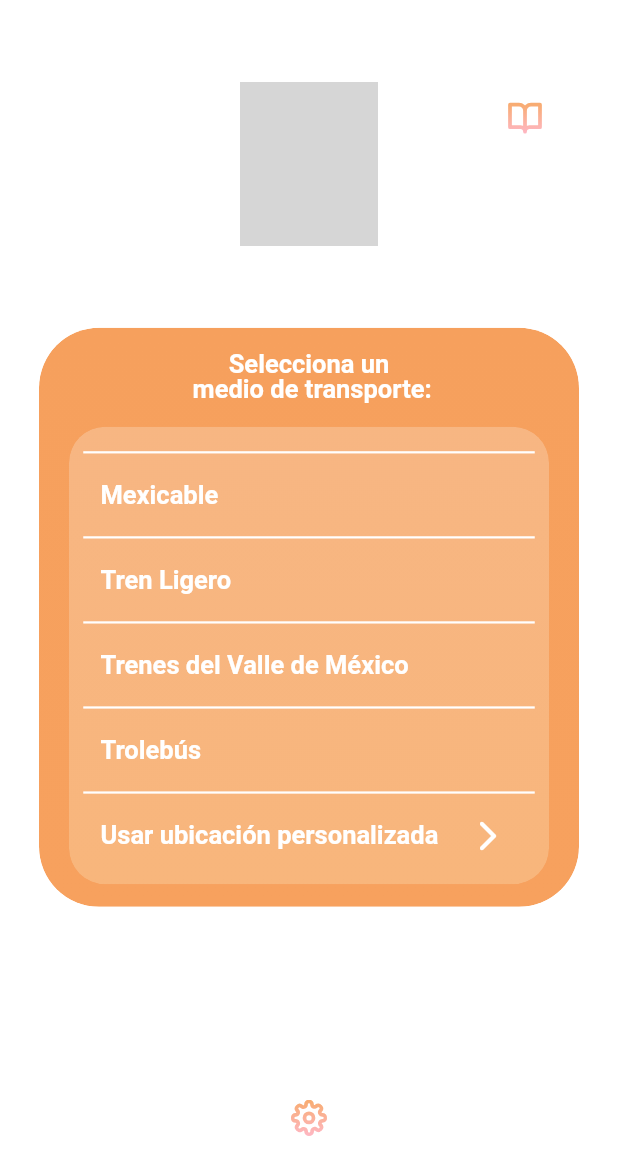
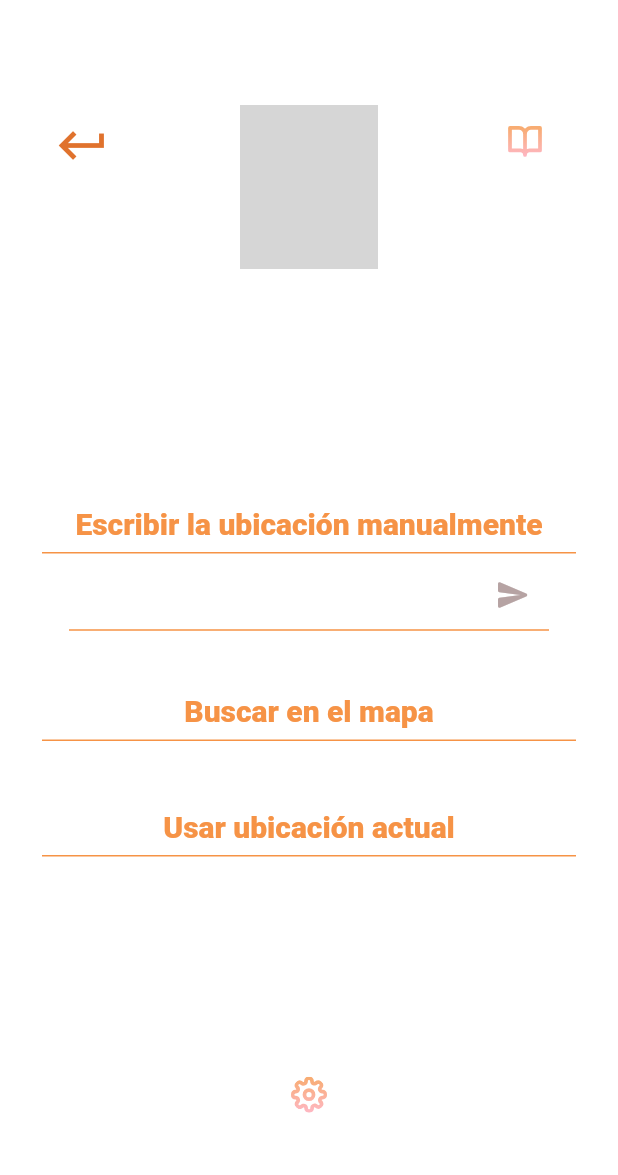
Before and after one commit to rafael-mex/anuncia-mi-llegada, a Flutter app: the screen it shows after launch, scrolled down 214 dp, after a tap on "Usar ubicación personalizada", on a phone screen of 412 x 824 dp. Shown: the top 1175 px of the screen. Run offline on Flutter 3.47's test engine with Material 3 defaults, Android fonts, the phone set to English and light mode, and no system bars; our stand-ins replace flutter_svg, go_router, share_plus, shared_preferences; missing offline and left inert: flutter_inner_shadow, light_dark_theme_toggle; Roboto replaces fonts that are missing (Nunito); project files that could hold a hidden picture were left out; grey boxes are pictures that could not be loaded.

Commit message:
feat(ubicación): cambios e integración de funciones nuevas en la pantalla de ubicación personalizada

```diff
--- a/lib/config/router/app_router.dart
+++ b/lib/config/router/app_router.dart
@@ -25,5 +25,10 @@
       name: HistoryScreen.name,
       builder: (context, state) => const HistoryScreen(),
     ),
+    GoRoute(
+      path: '/custom_location',
+      name: CustomLocationScreen.name,
+      builder: (context, state) => const CustomLocationScreen(),
+    ),
   ],
 );
--- a/lib/presentation/screens/screens.dart
+++ b/lib/presentation/screens/screens.dart
@@ -1,3 +1,4 @@
+export 'package:anuncia_mi_llegada/presentation/screens/selectors/custom_location/custom_location_screen.dart';
 export 'package:anuncia_mi_llegada/presentation/screens/history_screen/history_screen.dart';
 export 'package:anuncia_mi_llegada/presentation/screens/settings/settings_screen.dart';
 export 'package:anuncia_mi_llegada/presentation/screens/selectors/selector_screen/selector_screen.dart';
--- /dev/null
+++ b/lib/presentation/screens/selectors/custom_location/custom_location_screen.dart
@@ -0,0 +1,179 @@
+import 'package:anuncia_mi_llegada/config/preferences/preferences_service.dart';
+import 'package:anuncia_mi_llegada/data/models/history_items.dart';
+import 'package:anuncia_mi_llegada/presentation/widgets/layouts/custom_location_screen_layout.dart';
+import 'package:anuncia_mi_llegada/theme/app_theme.dart';
+import 'package:anuncia_mi_llegada/utils/send_message_helper.dart';
+import 'package:flutter/material.dart';
+
+class CustomLocationScreen extends StatelessWidget {
+  static const name = 'custom_location_screen';
+
+  const CustomLocationScreen({super.key});
+
+  @override
+  Widget build(BuildContext context) {
+    return Scaffold(
+      //Implementación del backgroundColor
+      backgroundColor: Colors.transparent,
+      body: ValueListenableBuilder<bool>(
+        valueListenable: isTrueDarkMode,
+        builder: (context, isDark, _) => AnimatedContainer(
+          duration: const Duration(milliseconds: 500),
+          curve: Curves.easeInOut,
+          decoration: BoxDecoration(
+            color: isDark ? null : AppTheme.backgroundColorLM,
+            gradient: isDark ? AppTheme.backgroundColorDM : null,
+          ),
+
+          //-------------------------------------
+          child: CustomLocationScreenLayout(
+            customLocationOptions: CustomLocationOptions(),
+          ),
+        ),
+      ),
+    );
+  }
+}
+
+class CustomLocationOptions extends StatefulWidget {
+  const CustomLocationOptions({super.key});
+
+  @override
+  State<CustomLocationOptions> createState() => _CustomLocationOptionsState();
+}
+
+class _CustomLocationOptionsState extends State<CustomLocationOptions> {
+  final TextEditingController _manualUbicationController =
+      TextEditingController();
+
+  static const TextStyle _nunitoFamily = TextStyle(
+    color: Color(0xFFF69346),
+    fontFamily: 'Nunito',
+    fontSize: 20,
+    letterSpacing: 0,
+    fontWeight: FontWeight.w800,
+  );
+
+  @override
+  void dispose() {
+    _manualUbicationController.dispose();
+    super.dispose();
+  }
+
+  Future<void> _categorizingLocation(String locationText, String type) async {
+    if (locationText.trim().isEmpty) return;
+
+    final messageBody = PreferencesService.messageBody.value;
+    final sendedMessage = "$messageBody ${locationText.trim()}";
+    final succes = await SendMessageHelper.sendMessage(sendedMessage);
+
+    if (succes) {
+      final newHistoryItem = HistoryItems(
+        id: DateTime.now().millisecondsSinceEpoch.toString(),
+        category: "UBI.PERSONALIZADA",
+        stationName: "${locationText.trim()}",
+        transportAndLineName: 'Tipo: $type',
+        messageTime: DateTime.now(),
+      );
+      await PreferencesService.saveToHistoryItems(newHistoryItem);
+    }
+  }
+
+  @override
+  Widget build(BuildContext context) {
+    return SizedBox(
+      width: 360,
+      height: 386,
+      child: Column(
+        mainAxisAlignment: MainAxisAlignment.center,
+        children: [
+          //Manual
+          const SizedBox(height: 25),
+          Text(
+            'Escribir la ubicación manualmente',
+            style: _nunitoFamily,
+            textAlign: TextAlign.left,
+          ),
+          Divider(
+            color: Color(0xFFF69346),
+            thickness: 1,
+            height: 8,
+            indent: 2,
+            endIndent: 2,
+          ),
+          Padding(
+            padding: const EdgeInsets.symmetric(horizontal: 20),
+            child: ValueListenableBuilder<String>(
+              valueListenable: PreferencesService.messageBody,
+              builder: (context, messageBody, _) {
+                return TextField(
+                  controller: _manualUbicationController,
+                  style: AppTheme.nunitoFamilySubtitle,
+                  textInputAction: TextInputAction.send,
+                  onSubmitted: (value) =>
+                      _categorizingLocation(value, 'Ubicación manual'),
+                  decoration: InputDecoration(
+                    prefixText: '$messageBody ',
+                    prefixStyle: const TextStyle(
+                      fontFamily: 'Nunito',
+                      fontWeight: FontWeight.w600,
+                      fontSize: 14,
+                    ),
+                    hintStyle: const TextStyle(color: Colors.white30),
+                    enabledBorder: const UnderlineInputBorder(
+                      borderSide: BorderSide(color: Color(0xFFF69346)),
+                    ),
+                    focusedBorder: const UnderlineInputBorder(
+                      borderSide: BorderSide(
+                        color: Color(0xFFB6A3A3),
+                        width: 2,
+                      ),
+                    ),
+                    suffixIcon: IconButton(
+                      icon: const Icon(
+                        Icons.send_rounded,
+                        color: Color(0xFFB6A3A3),
+                      ),
+                      onPressed: () => _categorizingLocation(
+                        _manualUbicationController.text,
+                        'Ubicación manual',
+                      ),
+                    ),
+                  ),
+                );
+              },
+            ),
+          ),
+
+          //-----------
+          SizedBox(height: 40),
+          Text(
+            'Buscar en el mapa',
+            style: _nunitoFamily,
+            textAlign: TextAlign.left,
+          ),
+          Divider(
+            color: Color(0xFFF69346),
+            thickness: 1,
+            height: 8,
+            indent: 2,
+            endIndent: 2,
+          ),
+          SizedBox(height: 40),
+          Text(
+            'Usar ubicación actual',
+            style: _nunitoFamily,
+            textAlign: TextAlign.left,
+          ),
+          Divider(
+            color: Color(0xFFF69346),
+            thickness: 1,
+            height: 8,
+            indent: 2,
+            endIndent: 2,
+          ),
+        ],
+      ),
+    );
+  }
+}
--- /dev/null
+++ b/lib/presentation/widgets/layouts/custom_location_screen_layout.dart
@@ -0,0 +1,78 @@
+import 'package:anuncia_mi_llegada/presentation/widgets/shared/buttons/history_button.dart';
+import 'package:anuncia_mi_llegada/presentation/widgets/shared/buttons/keyboard_return_button.dart';
+import 'package:flutter/material.dart';
+import '../icons/map_icon.dart';
+import '../shared/buttons/settings_button.dart';
+
+class CustomLocationScreenLayout extends StatelessWidget {
+  final Widget keyboardReturnButton;
+  final Widget customLocationOptions;
+
+  const CustomLocationScreenLayout({
+    super.key,
+    required this.customLocationOptions,
+    this.keyboardReturnButton = const KeyboardReturnButton(),
+  });
+
+  @override
+  Widget build(BuildContext context) {
+    return Scaffold(
+      body: SafeArea(
+        child: Stack(
+          //Disposición del MapIcon, Keyboard Return Button y History Button
+          children: [
+            Column(
+              children: [
+                const Spacer(),
+                Stack(
+                  children: [
+                    //MapIcon
+                    const Center(child: MapIcon()),
+                    //-------
+
+                    //Keyboard Return Button
+                    Align(
+                      alignment: Alignment.centerLeft,
+                      child: Padding(
+                        padding: const EdgeInsets.only(left: 28),
+                        child: KeyboardReturnButton()
+                      ),
+                    ),
+                    //-----------------------
+
+                    //History Button
+                    Align(
+                      alignment: Alignment.centerRight,
+                      child: Padding(
+                        padding: const EdgeInsets.only(right: 38),
+                        child: HistoryButton()
+                      ),
+                    ),
+                    //--------------
+
+                  ]
+                ),
+          //---------------------------------------
+
+                const Spacer(),
+
+                customLocationOptions,
+
+                const Spacer(),
+                Column(
+                  mainAxisSize: MainAxisSize.min,
+                  children: [
+                    const SettingsButton(),
+                  ],
+                ),
+                const Spacer(),
+              ],
+            ),
+
+            //----------------------------------------------
+          ],
+        ),
+      ),
+    );
+  }
+}
```
